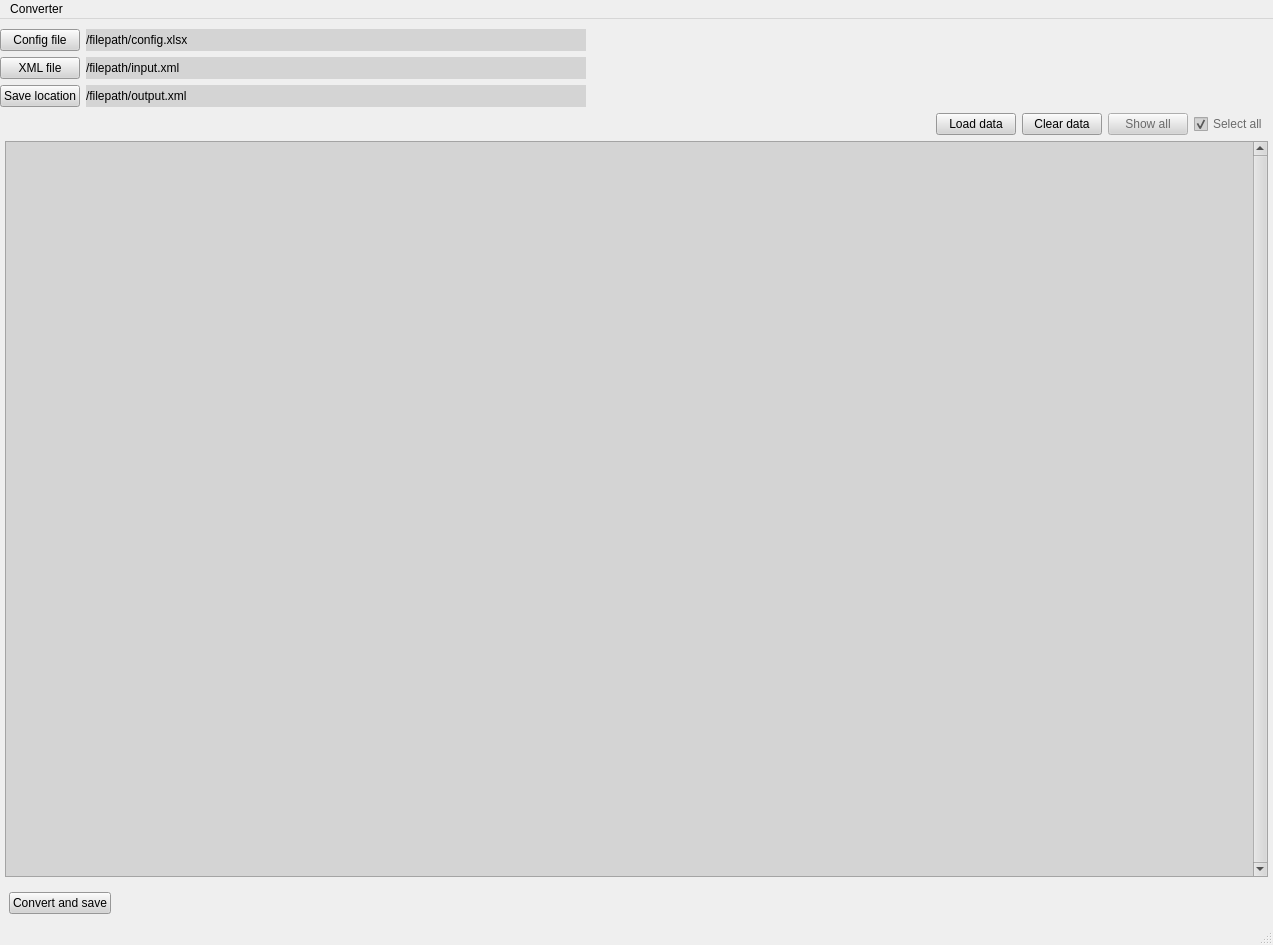
bubuding0809/XML-Converter, file components/UiMainWindow.ui: the form before one commit.
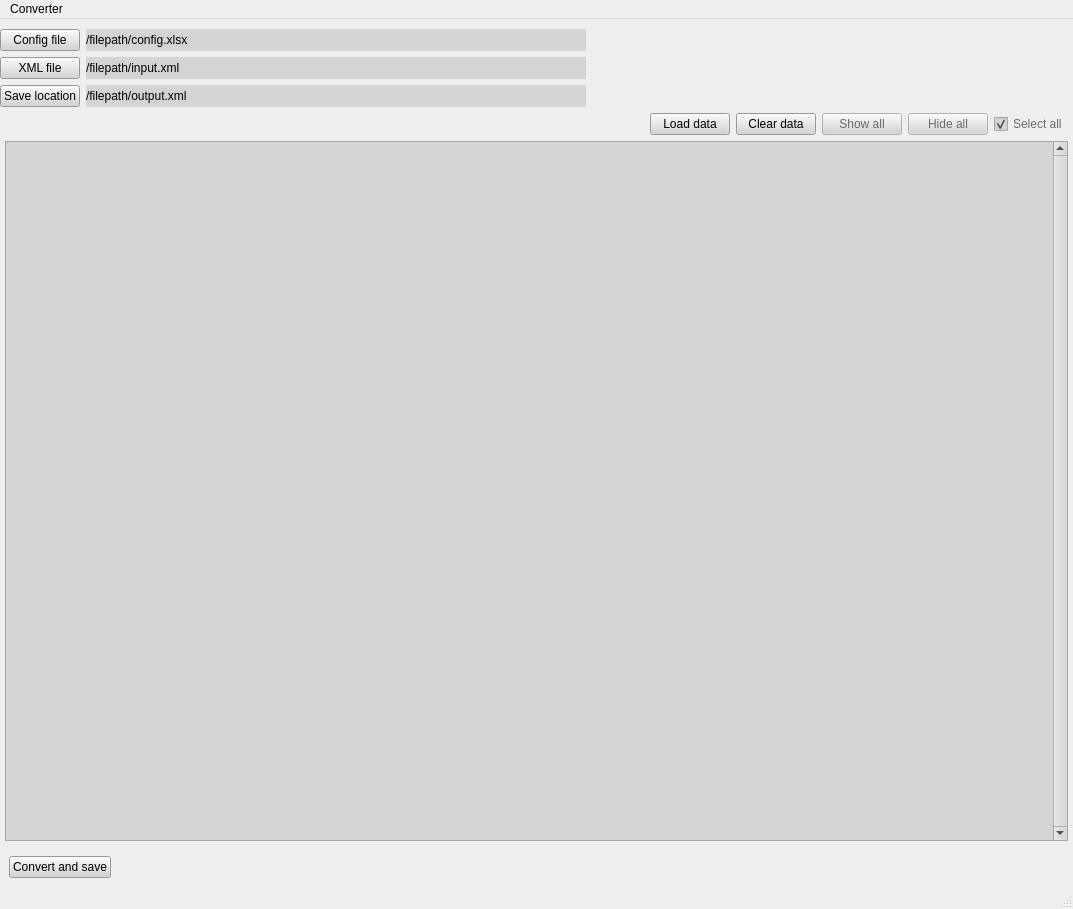
The form after the commit.

Commit message: Separated show all and hide all button

Patch:
```diff
--- a/components/UiMainWindow.ui
+++ b/components/UiMainWindow.ui
@@ -6,8 +6,8 @@
    <rect>
     <x>0</x>
     <y>0</y>
-    <width>1273</width>
-    <height>945</height>
+    <width>1073</width>
+    <height>909</height>
    </rect>
   </property>
   <property name="windowTitle">
@@ -679,7 +679,17 @@
              <string>Show all</string>
             </property>
             <property name="checkable">
-             <bool>true</bool>
+             <bool>false</bool>
+            </property>
+           </widget>
+          </item>
+          <item>
+           <widget class="QPushButton" name="hideAll_btn">
+            <property name="enabled">
+             <bool>false</bool>
+            </property>
+            <property name="text">
+             <string>Hide all</string>
             </property>
            </widget>
           </item>
@@ -724,8 +734,8 @@
            <rect>
             <x>0</x>
             <y>0</y>
-            <width>1246</width>
-            <height>680</height>
+            <width>1046</width>
+            <height>644</height>
            </rect>
           </property>
           <layout class="QVBoxLayout" name="verticalLayout_3"/>
@@ -768,7 +778,7 @@
     <rect>
      <x>0</x>
      <y>0</y>
-     <width>1273</width>
+     <width>1073</width>
      <height>24</height>
     </rect>
    </property>
```
Left out of the diff: 2 changed lines with no effect on the pictures. The commit also changes 2 other files.
